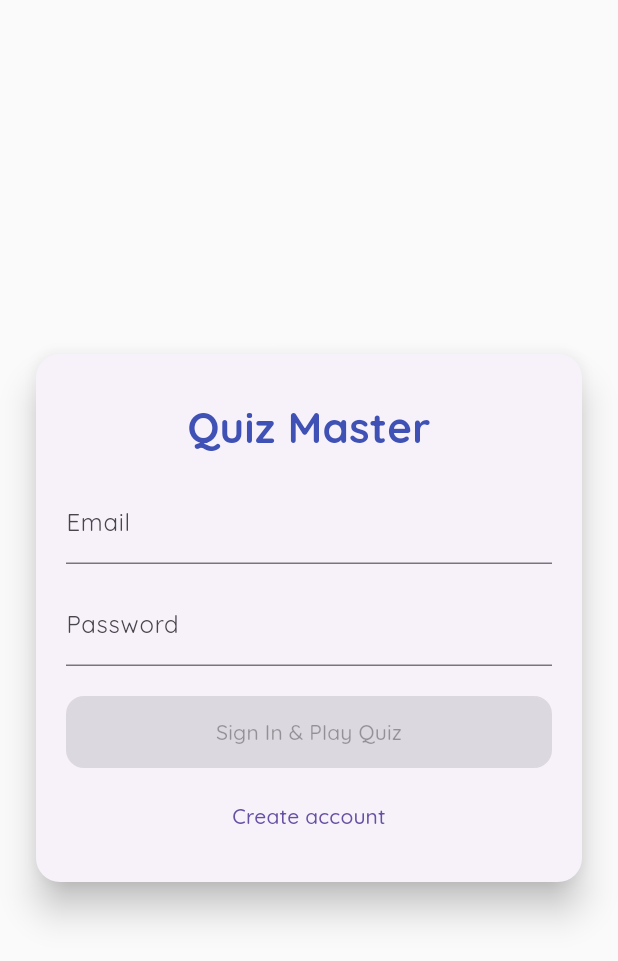
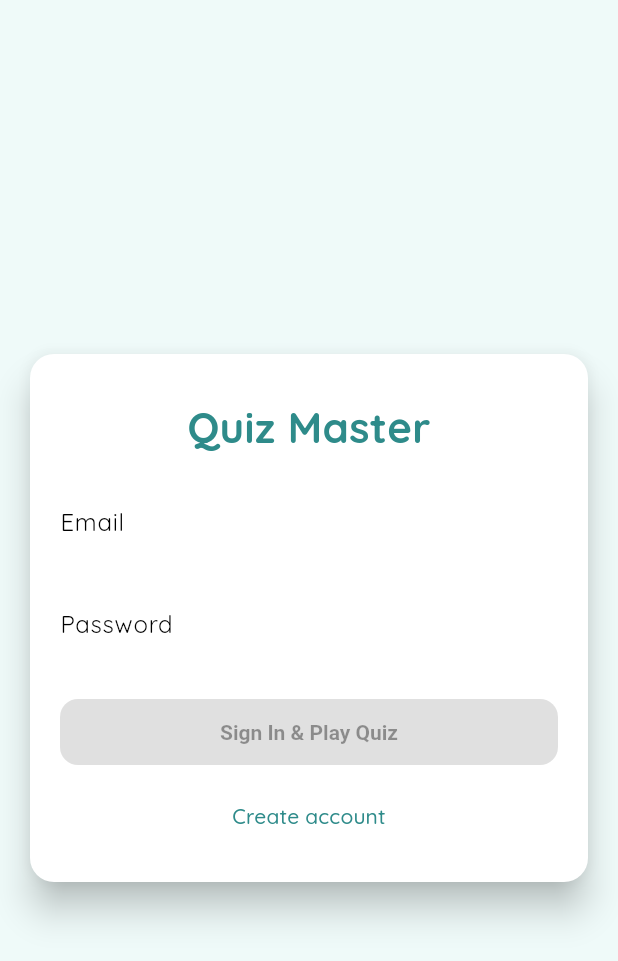
Before and after one commit to Azathulhu/SimpleFlutterGame, a Flutter app: the screen it shows after launch, on a phone screen of 412 x 824 dp. Shown: the top 961 px of the screen. Run offline on Flutter 3.47's test engine with Material 3 defaults, Android fonts, the phone set to English and light mode, and no system bars; our stand-ins replace confetti, fluttertoast, google_fonts, supabase_flutter; accounts and stored records are empty.

Commit message:
Update theme.dart

```diff
--- a/lib/theme.dart
+++ b/lib/theme.dart
@@ -1,32 +1,60 @@
+// lib/theme.dart
 import 'package:flutter/material.dart';
 import 'package:google_fonts/google_fonts.dart';
 
 class AppTheme {
-  static final Color primary = Colors.indigo;
-  static final Color accent = Colors.indigoAccent;
-  static final lightTheme = ThemeData(
-    primarySwatch: Colors.indigo,
-    scaffoldBackgroundColor: Colors.grey.shade50,
+  // Palette
+  static final Color primary = Color(0xFF2E8B8A); // teal-blue
+  static final Color accent = Color(0xFF66C4BF);
+  static final Color bgLight = Color(0xFFEFFAF9);
+  static final Color card = Colors.white;
+
+  static final ThemeData lightTheme = ThemeData(
+    primaryColor: primary,
+    colorScheme: ColorScheme.fromSwatch().copyWith(
+      primary: primary,
+      secondary: accent,
+      brightness: Brightness.light,
+    ),
+    scaffoldBackgroundColor: bgLight,
     useMaterial3: true,
     textTheme: GoogleFonts.quicksandTextTheme(),
     elevatedButtonTheme: ElevatedButtonThemeData(
       style: ElevatedButton.styleFrom(
         backgroundColor: primary,
-        shape: RoundedRectangleBorder(
-          borderRadius: BorderRadius.circular(12),
-        ),
+        foregroundColor: Colors.white, // ensures button text visible
+        textStyle: const TextStyle(fontWeight: FontWeight.w600),
+        shape: RoundedRectangleBorder(borderRadius: BorderRadius.circular(12)),
         elevation: 4,
         padding: const EdgeInsets.symmetric(vertical: 14, horizontal: 20),
       ),
     ),
+    textButtonTheme: TextButtonThemeData(
+      style: TextButton.styleFrom(foregroundColor: primary),
+    ),
+    cardTheme: CardTheme(
+      color: card,
+      elevation: 6,
+      shape: RoundedRectangleBorder(borderRadius: BorderRadius.circular(16)),
+      margin: EdgeInsets.zero,
+    ),
   );
 }
 
-/// Small animated scale button wrapper
+/// Small animated scale button wrapper with ripple support.
+/// Usage: wrap a widget with ScaleOnTap(onTap: ..., child: ...).
 class ScaleOnTap extends StatefulWidget {
   final Widget child;
   final void Function()? onTap;
-  const ScaleOnTap({required this.child, this.onTap, super.key});
+  final Color? splashColor;
+  final Duration duration;
+  const ScaleOnTap({
+    required this.child,
+    this.onTap,
+    this.splashColor,
+    this.duration = const Duration(milliseconds: 120),
+    super.key,
+  });
 
   @override
   State<ScaleOnTap> createState() => _ScaleOnTapState();
@@ -34,20 +62,38 @@ class ScaleOnTap extends StatefulWidget {
 
 class _ScaleOnTapState extends State<ScaleOnTap> with SingleTickerProviderStateMixin {
   double scale = 1.0;
+
+  void _onTapDown(TapDownDetails _) => setState(() => scale = 0.96);
+  void _onTapUp(TapUpDetails _) {
+    setState(() => scale = 1.0);
+    widget.onTap?.call();
+  }
+
+  void _onTapCancel() => setState(() => scale = 1.0);
+
   @override
   Widget build(BuildContext context) {
+    // We use Material + InkWell to provide a ripple that matches the theme.
+    final splash = widget.splashColor ?? AppTheme.accent.withOpacity(0.24);
     return GestureDetector(
-      onTapDown: (_) => setState(() => scale = 0.96),
-      onTapUp: (_) {
-        setState(() => scale = 1.0);
-        widget.onTap?.call();
-      },
-      onTapCancel: () => setState(() => scale = 1.0),
+      behavior: HitTestBehavior.opaque,
+      onTapDown: _onTapDown,
+      onTapUp: _onTapUp,
+      onTapCancel: _onTapCancel,
       child: AnimatedScale(
         scale: scale,
-        duration: const Duration(milliseconds: 120),
+        duration: widget.duration,
         curve: Curves.easeOut,
-        child: widget.child,
+        child: Material(
+          color: Colors.transparent,
+          child: InkWell(
+            borderRadius: BorderRadius.circular(16),
+            splashColor: splash,
+            highlightColor: splash.withOpacity(0.6),
+            onTap: widget.onTap,
+            child: widget.child,
+          ),
+        ),
       ),
     );
   }
```
